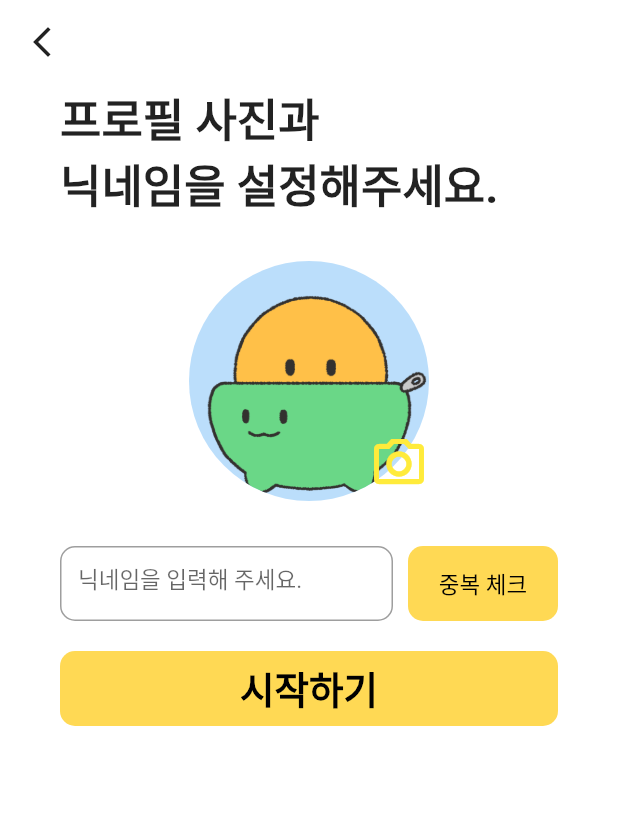
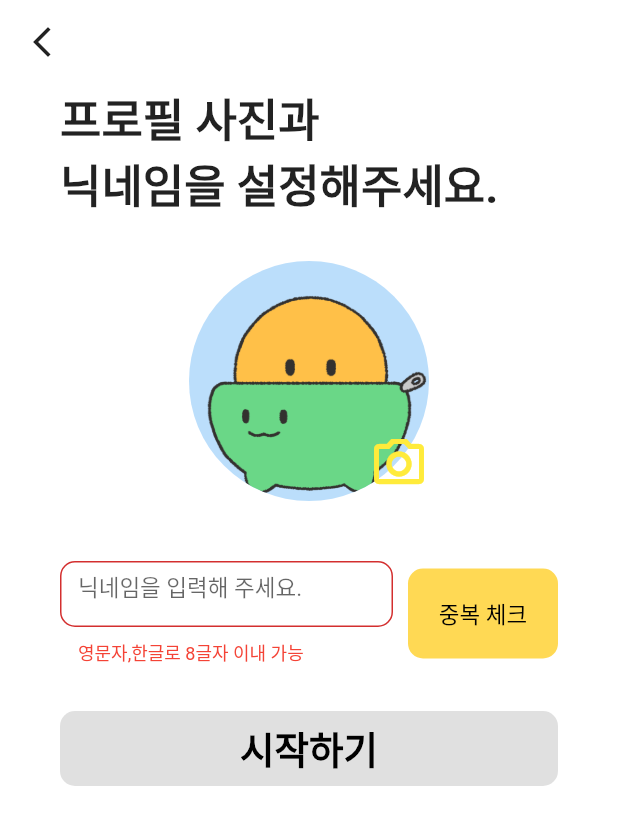
Before and after one commit to Donne-All-Around/DonneAllAround, a Flutter app: the ProfileSettingPage screen opened directly with empty values, after a tap on "중복 체크", on a phone screen of 412 x 824 dp. Shown: the top 825 px of the screen. Run offline on Flutter 3.47's test engine with Material 2 defaults, Android fonts, the phone set to English and light mode, and no system bars; our stand-ins replace awesome_bottom_bar, cloud_firestore, dio, firebase_auth, firebase_core, firebase_storage and 8 more; missing offline and left inert: bottom_picker, kpostal; accounts and stored records are empty.

```diff
--- a/frontend/a705/lib/Login/profilesetting_page.dart
+++ b/frontend/a705/lib/Login/profilesetting_page.dart
@@ -23,6 +23,12 @@ class _ProfileSettingPageState extends State<ProfileSettingPage> {
   final TextEditingController _nicknameController = TextEditingController(); // 닉네임 입력 필드 컨트롤러
 
   final UserProvider _userProvider = UserProvider();
+
+  bool isNicknameValid(String nickname) {
+    // 정규표현식을 사용하여 닉네임 유효성 검사
+    final RegExp regex = RegExp(r'^[a-zA-Z가-힣0-9]{1,8}$');
+    return regex.hasMatch(nickname);
+  }
 
   @override
   Widget build(BuildContext context) {
@@ -126,7 +132,8 @@ class _ProfileSettingPageState extends State<ProfileSettingPage> {
                 const SizedBox(height:30,),
                 // 닉네임 & 중복체크
                 Container(
-                  height: 50,
+                  margin: const EdgeInsets.fromLTRB(0, 10, 0, 10),
+                  height: 70,
                   child: Row(
                     children: [
                       Flexible(
@@ -151,6 +158,11 @@ class _ProfileSettingPageState extends State<ProfileSettingPage> {
                                     : Colors.red, // 빨간색으로 변경
                                 fontSize: 12,
                               ),
+                              focusedErrorBorder: OutlineInputBorder(
+                                // 에러 상태에서의 입력 칸 스타일 설정
+                                borderRadius: BorderRadius.circular(10),
+                                borderSide: BorderSide(color: Colors.red), // 에러 색상 설정
+                              ),
                             ),
                           ),
                         ),
@@ -168,7 +180,7 @@ class _ProfileSettingPageState extends State<ProfileSettingPage> {
                             elevation: 0,
                           ),
                             onPressed: (){
-                              _checkNicknameAvailability;
+                              _checkNicknameAvailability();
                             },
                             child: const Text('중복 체크',
                               style: TextStyle(
@@ -183,19 +195,19 @@ class _ProfileSettingPageState extends State<ProfileSettingPage> {
                 // 시작하기 버튼
                 GestureDetector(
                   onTap: (){
-                    _registerUser();
-                    // if (_isNext()) {
-                      // 버튼을 활성화하고 이벤트를 처리합니다.(인증문자 보내는 기능 넣어야 함)
+                    if (_errorText == '사용 가능한 닉네임입니다.') {
+                      _registerUser();
 
-                    //// 메인페이지에서 뒤로 가기 가능.
+                      //// 메인페이지에서 뒤로 가기 가능.
                       // Navigator.push(
                       //   context,
                       //   MaterialPageRoute(builder: (context) => const MainPage()),
                       // );
-                    // 메인페이지 가면 뒤로가기 안됨 ( 기존 스택들 제거)
-                    Navigator.of(context).pushAndRemoveUntil(MaterialPageRoute(builder: (context)=>
-                    const MainPage()), (Route<dynamic> route) => false);
-                    },
+                      // 메인페이지 가면 뒤로가기 안됨 ( 기존 스택들 제거)
+                      Navigator.of(context).pushAndRemoveUntil(
+                          MaterialPageRoute(builder: (context) =>
+                          const MainPage()), (Route<dynamic> route) => false);
+                    }},
                   // },
                   child: Container(
                     height: 50,
@@ -204,7 +216,7 @@ class _ProfileSettingPageState extends State<ProfileSettingPage> {
                       borderRadius: BorderRadius.circular(10),
                       // border: Border.all(
                       // ),
-                      color: const Color(0xFFFFD954),
+                      color: _errorText == '사용 가능한 닉네임입니다.' ? const Color(0xFFFFD954) : Colors.grey[300],
                       // color: _isNext() ?  const Color(0xFFFFD954) : Colors.grey[300], // 버튼 색상 변경
                     ),
                     child:  const Center(
@@ -318,7 +330,7 @@ class _ProfileSettingPageState extends State<ProfileSettingPage> {
 
     if (_pickedFile != null) {
       // profileImgUrl = await uploadImage(_pickedFile!);
-      profileImg = await _userProvider.uploadImage(_pickedFile!.path);
+      profileImg = await _userProvider.uploadImage(_pickedFile!.path as File);
     }
 
     // 사용자 등록 요청 보내기
@@ -340,7 +352,13 @@ class _ProfileSettingPageState extends State<ProfileSettingPage> {
   Future<void> _checkNicknameAvailability() async {
     String nickname = _nicknameController.text;
 
-    // TODO: 서버에서 닉네임 중복 체크 로직 구현
+    if (!isNicknameValid(nickname)) {
+      setState(() {
+        _errorText = '영문자,한글로 8글자 이내 가능';
+      });
+      return;
+    }
+
     bool isNicknameAvailable = await _userProvider.checkNicknameExists(nickname);
 
     if (isNicknameAvailable) {
--- a/frontend/a705/pubspec.yaml
+++ b/frontend/a705/pubspec.yaml
@@ -61,6 +61,7 @@ dependencies:
   flutter_provider: ^2.1.0
   provider: ^6.0.5
   firebase_storage: ^11.2.7
+  uuid: ^4.1.0
 
 dev_dependencies:
   flutter_test:
```
Also changed, not shown: frontend/a705/lib/Login/certification_page.dart (+13 -4 lines), frontend/a705/lib/providers/member_providers.dart (+35 -19 lines), frontend/a705/pubspec.lock.
